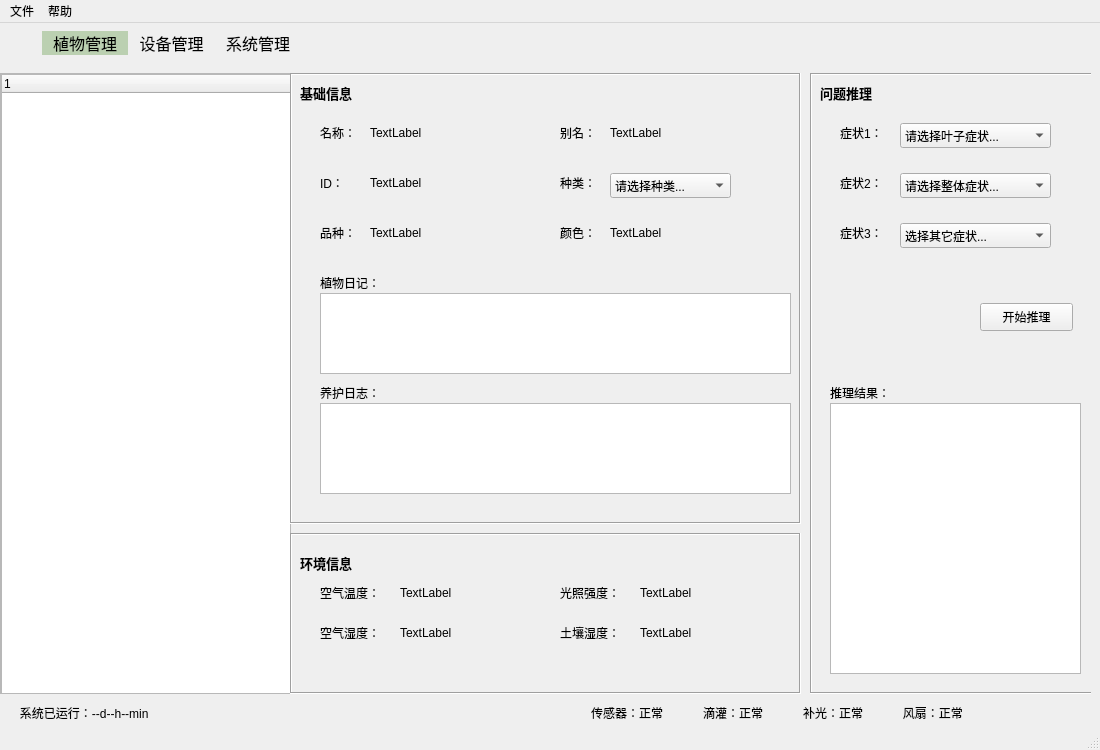
Old version of the form pc/VerdantOS/mainwindow.ui in the repository Naomi-seu/VerdantOS.
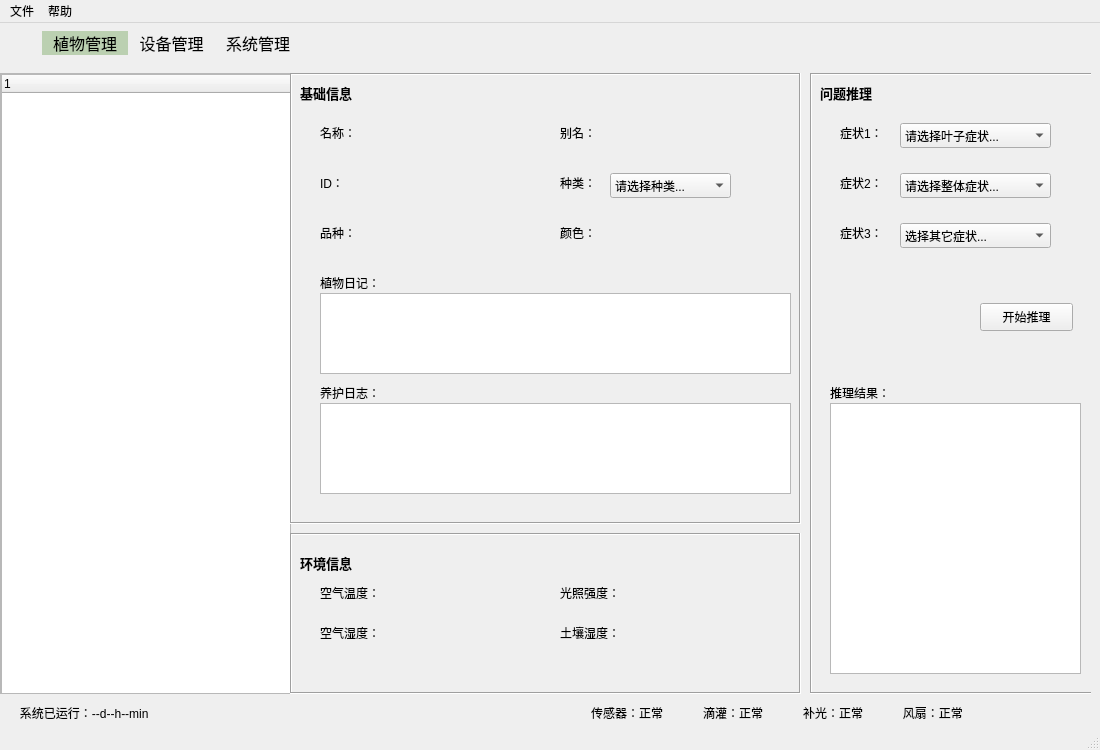
New version of the form. The open tabs and pages were chosen to show the change. Icons and pictures are not drawn.

Commit message: 更新界面及demo

Diff of the .ui file:
```diff
--- a/pc/VerdantOS/mainwindow.ui
+++ b/pc/VerdantOS/mainwindow.ui
@@ -317,7 +317,7 @@
          </rect>
         </property>
         <property name="text">
-         <string>TextLabel</string>
+         <string> </string>
         </property>
        </widget>
        <widget class="QLabel" name="lblPlantID">
@@ -330,7 +330,7 @@
          </rect>
         </property>
         <property name="text">
-         <string>TextLabel</string>
+         <string> </string>
         </property>
        </widget>
        <widget class="QLabel" name="label_28">
@@ -343,7 +343,7 @@
          </rect>
         </property>
         <property name="text">
-         <string>TextLabel</string>
+         <string> </string>
         </property>
        </widget>
        <widget class="QLabel" name="lblPlantAlias">
@@ -356,7 +356,7 @@
          </rect>
         </property>
         <property name="text">
-         <string>TextLabel</string>
+         <string> </string>
         </property>
        </widget>
        <widget class="QLabel" name="label_30">
@@ -369,7 +369,7 @@
          </rect>
         </property>
         <property name="text">
-         <string>TextLabel</string>
+         <string> </string>
         </property>
        </widget>
       </widget>
@@ -719,7 +719,7 @@
          </rect>
         </property>
         <property name="text">
-         <string>TextLabel</string>
+         <string> </string>
         </property>
        </widget>
        <widget class="QLabel" name="label_32">
@@ -732,7 +732,7 @@
          </rect>
         </property>
         <property name="text">
-         <string>TextLabel</string>
+         <string> </string>
         </property>
        </widget>
        <widget class="QLabel" name="label_33">
@@ -745,7 +745,7 @@
          </rect>
         </property>
         <property name="text">
-         <string>TextLabel</string>
+         <string> </string>
         </property>
        </widget>
        <widget class="QLabel" name="label_34">
@@ -758,7 +758,7 @@
          </rect>
         </property>
         <property name="text">
-         <string>TextLabel</string>
+         <string> </string>
         </property>
        </widget>
       </widget>
```
Left out of the diff: 62 changed lines with no effect on the pictures. The commit also changes 4 other files.
